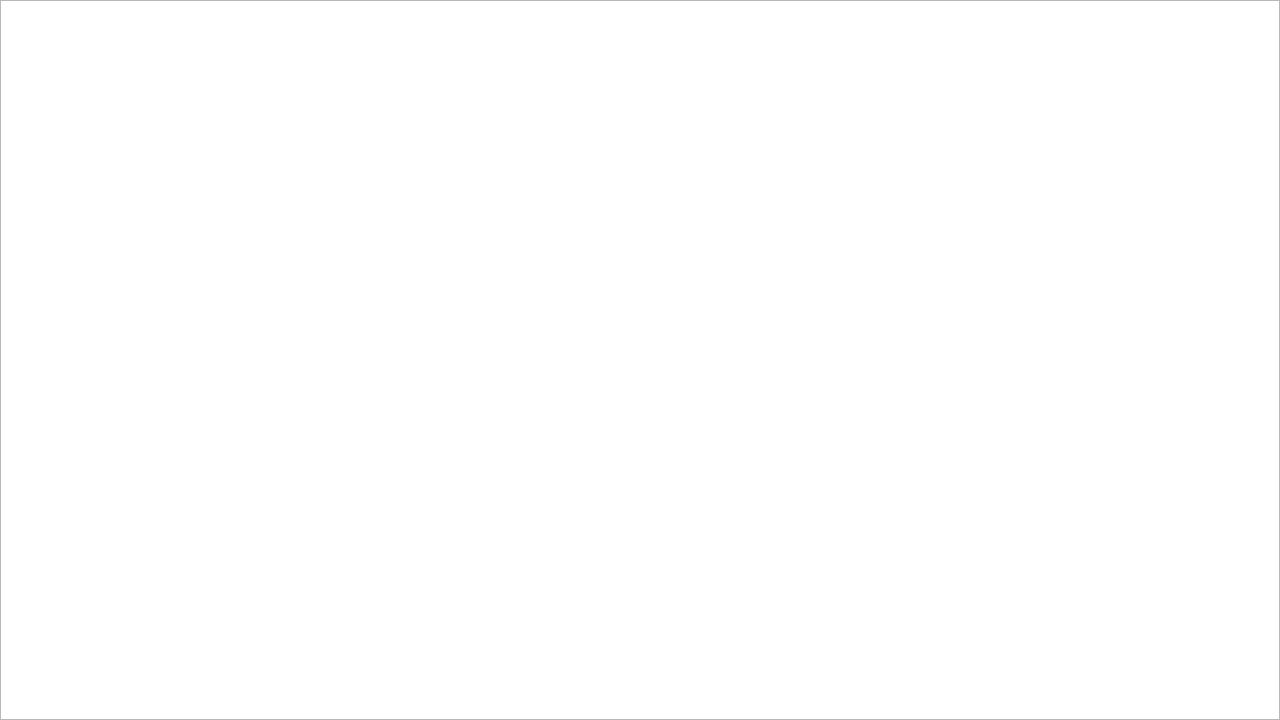
Old version of the form Juego/mainwindow.ui in the repository EmmanuelGarces9/Proyecto-Final.
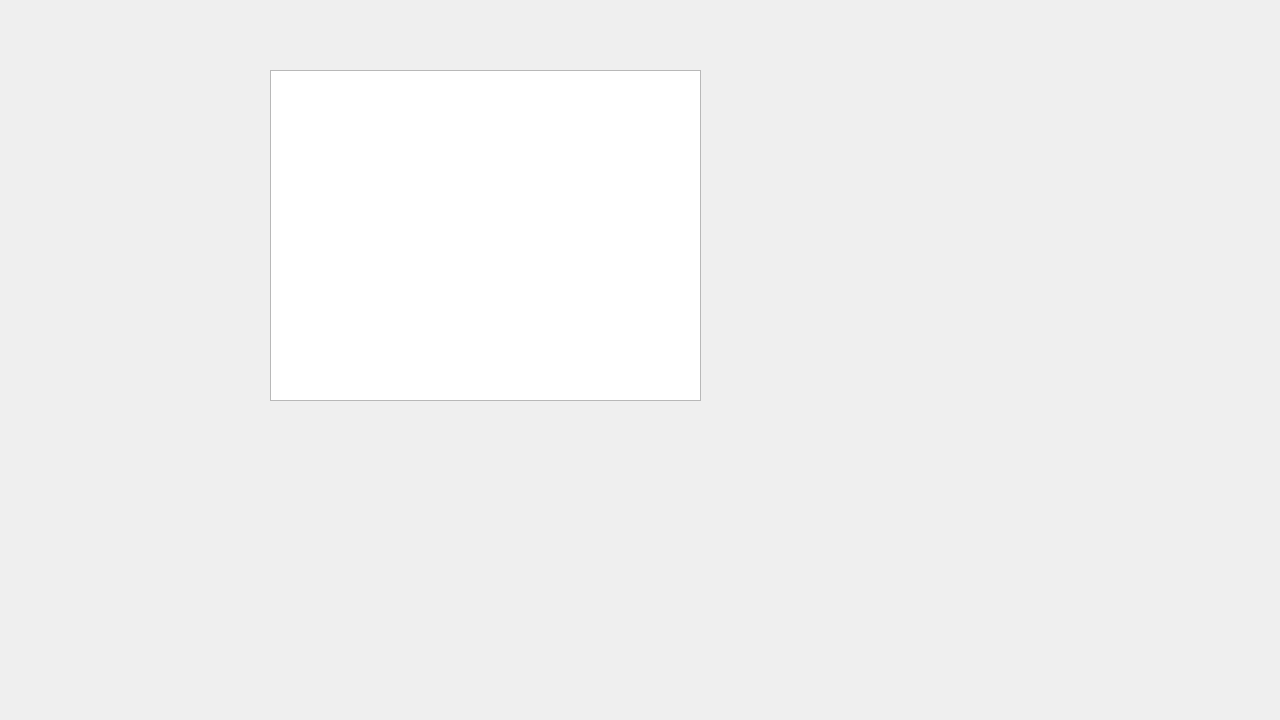
New version of the form.

Patch:
```diff
--- a/Juego/mainwindow.ui
+++ b/Juego/mainwindow.ui
@@ -17,10 +17,10 @@
    <widget class="QGraphicsView" name="graphicsView">
     <property name="geometry">
      <rect>
-      <x>0</x>
-      <y>0</y>
-      <width>1280</width>
-      <height>720</height>
+      <x>270</x>
+      <y>70</y>
+      <width>431</width>
+      <height>331</height>
      </rect>
     </property>
    </widget>
```
